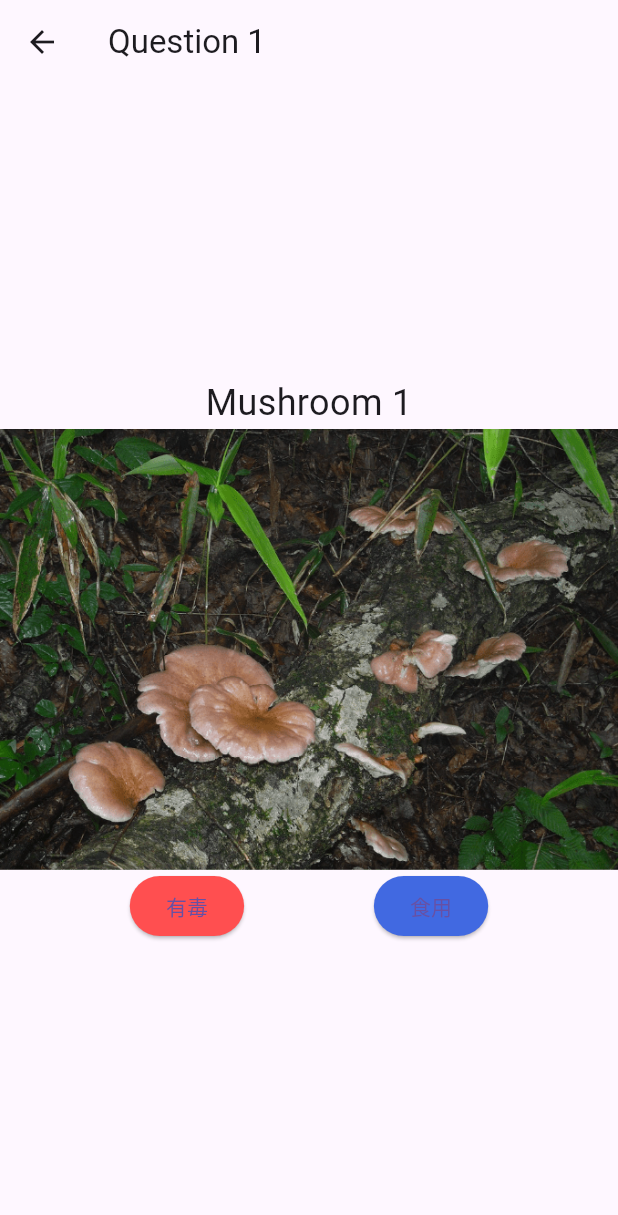
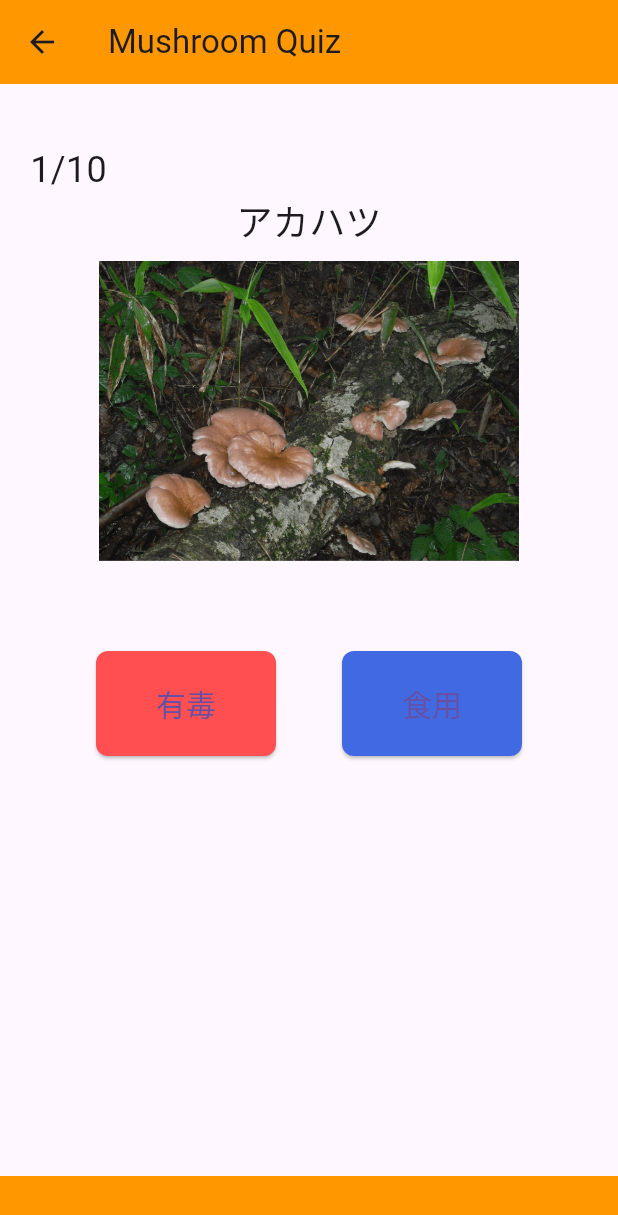
Before and after one commit to ayasa06/flutter-mobile-app, a Flutter app: the QuizScreen screen opened by its route, on a phone screen of 412 x 824 dp. Shown: the top 1215 px of the screen. Run offline on Flutter 3.47's test engine with Material 3 defaults, Android fonts, the phone set to English and light mode, and no system bars.

Commit message:
quiz_screen.dart更新

```diff
--- a/quiz/lib/view/quiz_screen.dart
+++ b/quiz/lib/view/quiz_screen.dart
@@ -7,8 +7,9 @@ class QuizScreen extends StatefulWidget {
 
 class _QuizScreenState extends State<QuizScreen> {
   int questionNumber = 1;
-  String mushroomName = 'Mushroom 1'; // Replace with actual data
-  String mushroomImage = 'assets/kinoko_tukiyotake.png'; // Replace with actual data
+  String mushroomName = 'アカハツ'; // Replace with actual data
+  String mushroomImage =
+      'assets/kinoko_tukiyotake.png'; // Replace with actual data
 
   void _answer(bool isEdible) {
     Navigator.pushNamed(
@@ -26,14 +27,35 @@ class _QuizScreenState extends State<QuizScreen> {
   Widget build(BuildContext context) {
     return Scaffold(
       appBar: AppBar(
-        title: Text('Question $questionNumber'),
+        title: Text('Mushroom Quiz'),
+        backgroundColor: Colors.orange,
       ),
-      body: Center(
+      body: Padding(
+        padding: const EdgeInsets.only(
+            top: 40.0, left: 20.0, right: 20.0), // Added top padding
         child: Column(
-          mainAxisAlignment: MainAxisAlignment.center,
+          mainAxisAlignment: MainAxisAlignment.start, // Align to the top
           children: [
-            Text(mushroomName, style: TextStyle(fontSize: 24)),
-            Image.asset(mushroomImage),
+            Align(
+              alignment: Alignment.centerLeft,
+              child: Text(
+                '$questionNumber/10',
+                style: TextStyle(fontSize: 24),
+              ),
+            ),
+            Align(
+              alignment: Alignment.center,
+              child: Text(
+                mushroomName,
+                style: TextStyle(fontSize: 24),
+              ),
+            ),
+            SizedBox(height: 10.0), // Reduced space between text and image
+            Image.asset(
+              mushroomImage,
+              height: 200.0,
+            ),
+            SizedBox(height: 60.0),
             Row(
               mainAxisAlignment: MainAxisAlignment.spaceEvenly,
               children: [
@@ -41,6 +63,13 @@ class _QuizScreenState extends State<QuizScreen> {
                   onPressed: () => _answer(false),
                   style: ElevatedButton.styleFrom(
                     backgroundColor: Color(0xFFFF4F50),
+                    padding:
+                        EdgeInsets.symmetric(vertical: 20.0, horizontal: 40.0),
+                    textStyle: TextStyle(fontSize: 20),
+                    shape: RoundedRectangleBorder(
+                      borderRadius:
+                          BorderRadius.circular(8.0), // More rectangular shape
+                    ),
                   ),
                   child: Text('有毒'),
                 ),
@@ -48,6 +77,13 @@ class _QuizScreenState extends State<QuizScreen> {
                   onPressed: () => _answer(true),
                   style: ElevatedButton.styleFrom(
                     backgroundColor: Color(0xFF4169E1),
+                    padding:
+                        EdgeInsets.symmetric(vertical: 20.0, horizontal: 40.0),
+                    textStyle: TextStyle(fontSize: 20),
+                    shape: RoundedRectangleBorder(
+                      borderRadius:
+                          BorderRadius.circular(8.0), // More rectangular shape
+                    ),
                   ),
                   child: Text('食用'),
                 ),
@@ -56,6 +92,10 @@ class _QuizScreenState extends State<QuizScreen> {
           ],
         ),
       ),
+      bottomNavigationBar: Container(
+        height: 40.0,
+        color: Colors.orange,
+      ),
     );
   }
 }
```
